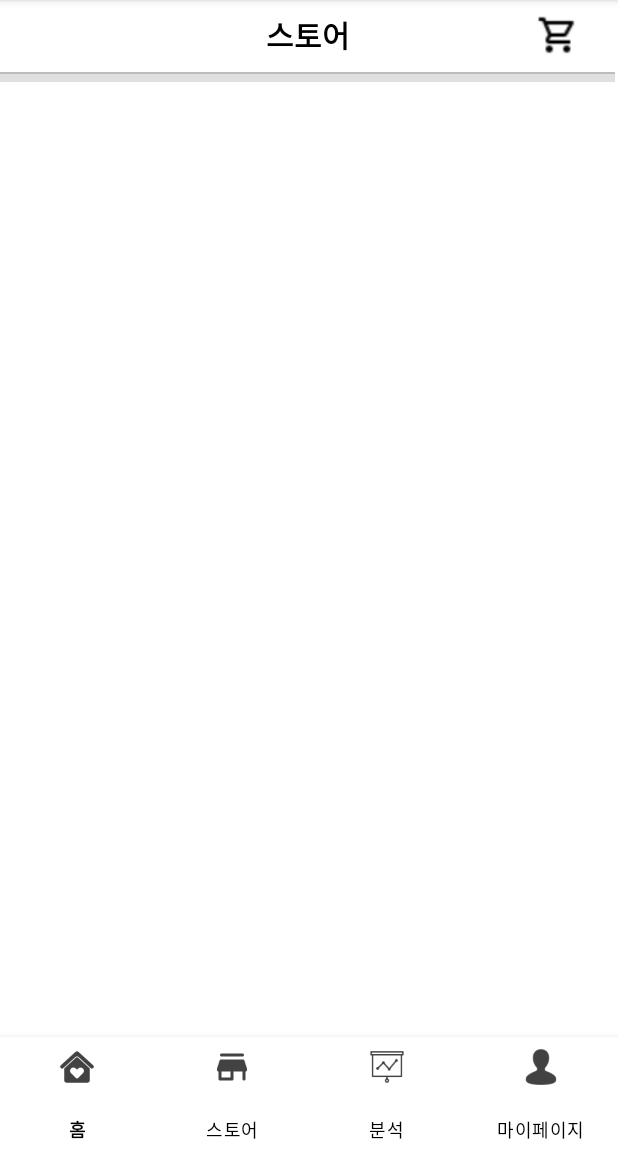
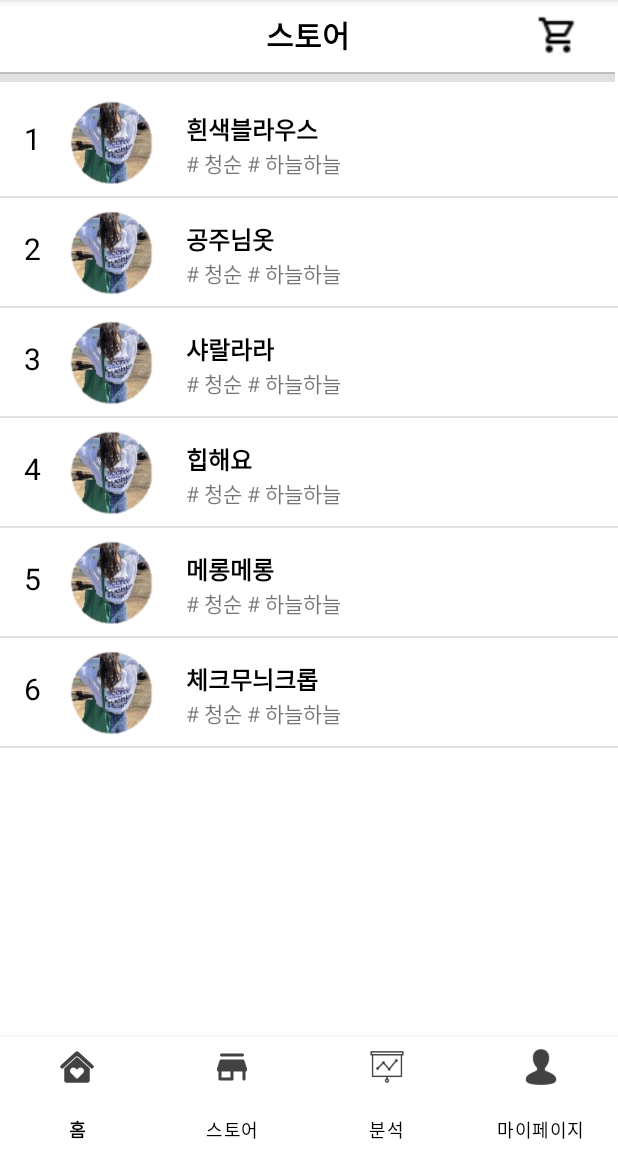
Before and after one commit to ClosetProject/ClosetProject, an Android app: the fragment storePage placed in its activity, on a phone screen of 412 x 824 dp, the part 84-1236 px from its top. Run offline under Robolectric (Android 15) with nearby library versions, the phone set to English and light mode, and no system bars.

Commit message:
mypage, mainpage, storpage 레이아웃 완료

```diff
--- /dev/null
+++ b/app/src/main/java/com/example/closetproject/Adapter/mainCA.java
@@ -0,0 +1,57 @@
+package com.example.closetproject.Adapter;
+
+import android.content.Context;
+import android.view.LayoutInflater;
+import android.view.View;
+import android.view.ViewGroup;
+import android.widget.BaseAdapter;
+import android.widget.ImageView;
+import android.widget.TextView;
+
+import com.example.closetproject.DTO.mainVO;
+import com.example.closetproject.R;
+
+import java.util.ArrayList;
+
+public class mainCA extends BaseAdapter {
+
+    private Context context;
+    private int layout;
+    private ArrayList<mainVO> data;
+    private LayoutInflater inflater;
+
+    public mainCA(Context context, int layout, ArrayList<mainVO> data) {
+        this.context = context;
+        this.layout = layout;
+        this.data = data;
+        inflater = (LayoutInflater) context.getSystemService(Context.LAYOUT_INFLATER_SERVICE);
+    }
+
+    @Override
+    public int getCount() {return data.size();}
+
+    @Override
+    public Object getItem(int i) {return data.get(i);}
+
+    @Override
+    public long getItemId(int i) {return i;}
+
+    @Override
+    public View getView(int i, View view, ViewGroup viewGroup) {
+
+        view = inflater.inflate(layout,null);
+        context = viewGroup.getContext();
+
+        TextView s_main_name = view.findViewById(R.id.s_main_name);
+        TextView p_main_name = view.findViewById(R.id.p_my_name);
+        TextView p_main_price = view.findViewById(R.id.p_main_price);
+        ImageView p_main_img = view.findViewById(R.id.p_main_img);
+        ImageView p_main_wish = view.findViewById(R.id.p_main_wish);
+
+        s_main_name.setText(data.get(i).getS_name());
+        //p_main_name.setText(data.get(i).getP_name());
+        p_main_img.setImageResource(data.get(i).getImg());
+
+        return view;
+    }
+}
--- /dev/null
+++ b/app/src/main/java/com/example/closetproject/Adapter/storeCA.java
@@ -0,0 +1,56 @@
+package com.example.closetproject.Adapter;
+
+import android.content.Context;
+import android.view.LayoutInflater;
+import android.view.View;
+import android.view.ViewGroup;
+import android.widget.BaseAdapter;
+import android.widget.ImageView;
+import android.widget.TextView;
+
+import com.example.closetproject.R;
+import com.example.closetproject.DTO.storeVO;
+
+import java.util.ArrayList;
+
+public class storeCA extends BaseAdapter {
+
+    private Context context;
+    private int layout;
+    private ArrayList<storeVO> data;
+    private LayoutInflater inflater;
+
+    public storeCA(Context context, int layout, ArrayList<storeVO> data) {
+        this.context = context;
+        this.layout = layout;
+        this.data = data;
+        inflater = (LayoutInflater) context.getSystemService(Context.LAYOUT_INFLATER_SERVICE);
+    }
+
+    @Override
+    public int getCount() {return data.size();}
+
+    @Override
+    public Object getItem(int i) {return data.get(i);}
+
+    @Override
+    public long getItemId(int i) {return i;}
+
+    @Override
+    public View getView(int i, View view, ViewGroup viewGroup) {
+
+        view = inflater.inflate(layout,null);
+        context = viewGroup.getContext();
+
+        TextView s_seq = view.findViewById(R.id.s_seq);
+        TextView s_store_name = view.findViewById(R.id.s_store_name);
+        TextView s_store_concept = view.findViewById(R.id.s_store_concept);
+        ImageView s_img = view.findViewById(R.id.s_img);
+
+        s_seq.setText(data.get(i).getSeq());
+        s_store_name.setText(data.get(i).getS_name());
+        s_store_concept.setText(data.get(i).getConcept());
+
+        return view;
+    }
+}
--- /dev/null
+++ b/app/src/main/java/com/example/closetproject/DTO/mainVO.java
@@ -0,0 +1,31 @@
+package com.example.closetproject.DTO;
+
+public class mainVO {
+
+    private String s_name;
+    private String p_name;
+    private int img;
+
+    public mainVO(String s_name, int img) {
+        this.s_name = s_name;
+
+        this.img = img;
+    }
+
+    public String getS_name() {
+        return s_name;
+    }
+
+    public void setS_name(String s_name) {
+        this.s_name = s_name;
+    }
+
+
+    public int getImg() {
+        return img;
+    }
+
+    public void setImg(int img) {
+        this.img = img;
+    }
+}
--- /dev/null
+++ b/app/src/main/java/com/example/closetproject/DTO/storeVO.java
@@ -0,0 +1,41 @@
+package com.example.closetproject.DTO;
+
+public class storeVO {
+
+    private String seq;
+
+    private String s_name;
+    private String concept;
+
+    public storeVO(String seq, String s_name, String concept) {
+        this.seq = seq;
+
+        this.s_name = s_name;
+        this.concept = concept;
+    }
+
+    public String getSeq() {
+        return seq;
+    }
+
+    public void setSeq(String seq) {
+        this.seq = seq;
+    }
+
+
+    public String getS_name() {
+        return s_name;
+    }
+
+    public void setS_name(String s_name) {
+        this.s_name = s_name;
+    }
+
+    public String getConcept() {
+        return concept;
+    }
+
+    public void setConcept(String concept) {
+        this.concept = concept;
+    }
+}
--- a/app/src/main/java/com/example/closetproject/Fragment/mainPage.java
+++ b/app/src/main/java/com/example/closetproject/Fragment/mainPage.java
@@ -7,60 +7,43 @@ import androidx.fragment.app.Fragment;
 import android.view.LayoutInflater;
 import android.view.View;
 import android.view.ViewGroup;
+import android.widget.GridView;
+import android.widget.ListView;
 
+import com.example.closetproject.Adapter.mainCA;
+import com.example.closetproject.Adapter.storeCA;
+import com.example.closetproject.DTO.mainVO;
+import com.example.closetproject.DTO.storeVO;
 import com.example.closetproject.R;
 
-/**
- * A simple {@link Fragment} subclass.
- * Use the {@link mainPage#newInstance} factory method to
- * create an instance of this fragment.
- */
+import java.util.ArrayList;
+
 public class mainPage extends Fragment {
 
-    // TODO: Rename parameter arguments, choose names that match
-    // the fragment initialization parameters, e.g. ARG_ITEM_NUMBER
-    private static final String ARG_PARAM1 = "param1";
-    private static final String ARG_PARAM2 = "param2";
-
-    // TODO: Rename and change types of parameters
-    private String mParam1;
-    private String mParam2;
-
-    public mainPage() {
-        // Required empty public constructor
-    }
-
-    /**
-     * Use this factory method to create a new instance of
-     * this fragment using the provided parameters.
-     *
-     * @param param1 Parameter 1.
-     * @param param2 Parameter 2.
-     * @return A new instance of fragment mainPage.
-     */
-    // TODO: Rename and change types and number of parameters
-    public static mainPage newInstance(String param1, String param2) {
-        mainPage fragment = new mainPage();
-        Bundle args = new Bundle();
-        args.putString(ARG_PARAM1, param1);
-        args.putString(ARG_PARAM2, param2);
-        fragment.setArguments(args);
-        return fragment;
-    }
-
-    @Override
-    public void onCreate(Bundle savedInstanceState) {
-        super.onCreate(savedInstanceState);
-        if (getArguments() != null) {
-            mParam1 = getArguments().getString(ARG_PARAM1);
-            mParam2 = getArguments().getString(ARG_PARAM2);
-        }
-    }
+    GridView main_grid;
+    ArrayList<mainVO> data;
+    mainCA adapter;
+    String[] s_name = {"커먼유니크", "육육걸즈", "언니날다", "블랙업", "메롱샵", "입어보고"};
+    String[] p_name = {"흰색블라우스", "공주님옷", "샤랄라라", "힙해요", "메롱메롱", "체크무늬크롭"};
+    int[] img = {R.drawable.viling, R.drawable.p_jull, R.drawable.p_lrod, R.drawable.p_mall, R.drawable.p_pani, R.drawable.p_tano};
 
     @Override
     public View onCreateView(LayoutInflater inflater, ViewGroup container,
                              Bundle savedInstanceState) {
-        // Inflate the layout for this fragment
-        return inflater.inflate(R.layout.fragment_main_page, container, false);
+        View view = this.getLayoutInflater().inflate((R.layout.fragment_main_page), null);
+
+        main_grid = view.findViewById(R.id.main_grid);
+        data = new ArrayList<mainVO>();
+
+        for (int i = 0; i<s_name.length; i++){
+            data.add(new mainVO(s_name[i], img[i]));
+        }
+
+        adapter = new mainCA(getActivity(), R.layout.frgment_main_list,data);
+
+        main_grid.setAdapter(adapter);
+
+        return view;
+
     }
 }
--- a/app/src/main/java/com/example/closetproject/Fragment/myPage.java
+++ b/app/src/main/java/com/example/closetproject/Fragment/myPage.java
@@ -28,7 +28,7 @@ public class myPage extends Fragment {
     @Override
     public View onCreateView(LayoutInflater inflater, ViewGroup container,
                              Bundle savedInstanceState) {
-        View view = inflater.inflate(R.layout.fragment_my_page, container, false);
+        View view = this.getLayoutInflater().inflate((R.layout.fragment_my_page), null);
 
         my_grid = view.findViewById(R.id.my_grid);
         data = new ArrayList<myPageVO>();
@@ -38,7 +38,7 @@ public class myPage extends Fragment {
             data.add(new myPageVO(s_name[i], p_name[i], img[i], "20,000원"));
         }
 
-        adapter = new myPageCA(getActivity().getApplicationContext(), R.layout.fragment_my_list,data);
+        adapter = new myPageCA(getActivity(), R.layout.fragment_my_list,data);
 
         my_grid.setAdapter(adapter);
 
--- a/app/src/main/java/com/example/closetproject/storePage.java
+++ b/app/src/main/java/com/example/closetproject/storePage.java
@@ -1,39 +1,49 @@
 package com.example.closetproject;
 
-import android.content.Intent;
 import android.os.Bundle;
 
 import androidx.fragment.app.Fragment;
 
-import android.util.Log;
 import android.view.LayoutInflater;
 import android.view.View;
 import android.view.ViewGroup;
 import android.widget.ImageView;
-import android.widget.TextView;
+import android.widget.ListView;
 
-import com.example.closetproject.JoinActivity;
-import com.example.closetproject.MainActivity;
-import com.example.closetproject.R;
-import com.example.closetproject.Retrofit_API.ParamsVO;
-import com.example.closetproject.Retrofit_API.RetrofitClient;
-import com.example.closetproject.Retrofit_API.RetrofitInterface;
+import com.example.closetproject.Adapter.storeCA;
+import com.example.closetproject.DTO.storeVO;
 
-import retrofit2.Call;
-import retrofit2.Callback;
-import retrofit2.Response;
+import java.util.ArrayList;
 
 public class storePage extends Fragment {
 
-    ImageView s_img, s_basket;
-    TextView s_store_name, tv_num, s_concept;
+    ImageView s_basket;
+    ListView store_list;
+    ArrayList<storeVO> data;
+    storeCA adapter;
+    String[] p_name = {"커먼유니크", "육육걸즈", "언니날다", "블랙업", "메롱샵", "입어보고"};
+    String[] s_name = {"흰색블라우스", "공주님옷", "샤랄라라", "힙해요", "메롱메롱", "체크무늬크롭"};
+    int[] img = {R.drawable.viling, R.drawable.p_jull, R.drawable.p_lrod, R.drawable.p_mall, R.drawable.p_pani, R.drawable.p_tano};
 
-    private RetrofitInterface retrofitAPI;
+    // private RetrofitInterface retrofitAPI;
 
     @Override
     public View onCreateView(LayoutInflater inflater, ViewGroup container,
                              Bundle savedInstanceState) {
-        View view = inflater.inflate(R.layout.fragment_store_page, container, false);
+        View view = this.getLayoutInflater().inflate((R.layout.fragment_store_page), null);
+
+        store_list = view.findViewById(R.id.store_list);
+        data = new ArrayList<storeVO>();
+
+        for (int i = 0; i<s_name.length; i++){
+            data.add(new storeVO((i+1)+"", s_name[i], "# 청순 # 하늘하늘"));
+        }
+
+        adapter = new storeCA(getActivity(), R.layout.fragment_store_list,data);
+
+        store_list.setAdapter(adapter);
+
+
 
 //        s_img = view.findViewById(R.id.s_img);
 //        s_basket = view.findViewById(R.id.s_basket);
@@ -41,38 +51,38 @@ public class storePage extends Fragment {
 //        tv_num = view.findViewById(R.id.tv_num);
 //        s_concept = view.findViewById(R.id.s_concept);
 
-        int img = s_img.getImageAlpha();
-        String store_name = s_store_name.getText().toString();
-        String seq = tv_num.getText().toString();
-        String concept = s_concept.getText().toString();
-
-
-        String sql = "select s_seq, s_name, s_img, s_concept from tbl_store";
-        String[] header = {"s_seq", "s_name", "s_img", "s_concept"};
-        String[] params = {String.valueOf(img), store_name, seq, concept};
-
-        ParamsVO paramsVO = new ParamsVO(sql, header, params);
-        RetrofitClient retrofitClient = RetrofitClient.getInstance();
-
-
-        if(retrofitClient != null){
-            retrofitAPI = RetrofitClient.getRetrofitAPI();
-            retrofitAPI.joinMember(paramsVO).enqueue(new Callback<String>() {
-                @Override
-                public void onResponse(Call<String> call, Response<String> response) {
-                    if(response.isSuccessful()){
-
-                    }else{
-                        Log.d("res","실패");
-                    }
-                }
-
-                @Override
-                public void onFailure(Call<String> call, Throwable t) {
-                    Log.d("res", t.getMessage());
-                }
-            });
-        }
+//        int img = s_img.getImageAlpha();
+//        String store_name = s_store_name.getText().toString();
+//        String seq = tv_num.getText().toString();
+//        String concept = s_concept.getText().toString();
+//
+//
+//        String sql = "select s_seq, s_name, s_img, s_concept from tbl_store";
+//        String[] header = {"s_seq", "s_name", "s_img", "s_concept"};
+//        String[] params = {String.valueOf(img), store_name, seq, concept};
+//
+//        ParamsVO paramsVO = new ParamsVO(sql, header, params);
+//        RetrofitClient retrofitClient = RetrofitClient.getInstance();
+//
+//
+//        if(retrofitClient != null){
+//            retrofitAPI = RetrofitClient.getRetrofitAPI();
+//            retrofitAPI.joinMember(paramsVO).enqueue(new Callback<String>() {
+//                @Override
+//                public void onResponse(Call<String> call, Response<String> response) {
+//                    if(response.isSuccessful()){
+//
+//                    }else{
+//                        Log.d("res","실패");
+//                    }
+//                }
+//
+//                @Override
+//                public void onFailure(Call<String> call, Throwable t) {
+//                    Log.d("res", t.getMessage());
+//                }
+//            });
+//        }
 
         return view;
     }
--- a/app/src/main/res/layout/fragment_my_list.xml
+++ b/app/src/main/res/layout/fragment_my_list.xml
@@ -3,7 +3,8 @@
     xmlns:app="http://schemas.android.com/apk/res-auto"
     xmlns:tools="http://schemas.android.com/tools"
     android:layout_width="wrap_content"
-    android:layout_height="wrap_content">
+    android:layout_height="wrap_content"
+    android:padding="5dp">
 
     <com.google.android.material.card.MaterialCardView
         android:id="@+id/myPage_card"
--- /dev/null
+++ b/app/src/main/res/layout/fragment_store_list.xml
@@ -0,0 +1,55 @@
+<?xml version="1.0" encoding="utf-8"?>
+<androidx.constraintlayout.widget.ConstraintLayout xmlns:android="http://schemas.android.com/apk/res/android"
+    xmlns:app="http://schemas.android.com/apk/res-auto"
+    xmlns:tools="http://schemas.android.com/tools"
+    android:layout_width="match_parent"
+    android:layout_height="wrap_content">
+
+    <ImageView
+        android:id="@+id/s_img"
+        android:layout_width="69dp"
+        android:layout_height="72dp"
+        android:layout_marginStart="12dp"
+        app:layout_constraintBottom_toBottomOf="@+id/s_seq"
+        app:layout_constraintStart_toEndOf="@+id/s_seq"
+        app:layout_constraintTop_toTopOf="parent"
+        app:layout_constraintVertical_bias="0.0"
+        app:srcCompat="@drawable/aaaa" />
+
+    <TextView
+        android:id="@+id/s_seq"
+        android:layout_width="wrap_content"
+        android:layout_height="wrap_content"
+        android:layout_marginStart="16dp"
+        android:layout_marginTop="20dp"
+        android:layout_marginEnd="24dp"
+        android:text="1"
+        android:textColor="#000000"
+        android:textSize="20sp"
+        android:textStyle="normal"
+        app:layout_constraintEnd_toStartOf="@+id/s_img"
+        app:layout_constraintStart_toStartOf="parent"
+        app:layout_constraintTop_toTopOf="parent" />
+
+    <TextView
+        android:id="@+id/s_store_name"
+        android:layout_width="wrap_content"
+        android:layout_height="wrap_content"
+        android:layout_marginStart="15dp"
+        android:layout_marginTop="15dp"
+        android:text="커먼유니크"
+        android:textColor="#000000"
+        android:textSize="16sp"
+        android:textStyle="bold"
+        app:layout_constraintStart_toEndOf="@+id/s_img"
+        app:layout_constraintTop_toTopOf="parent" />
+
+    <TextView
+        android:id="@+id/s_store_concept"
+        android:layout_width="wrap_content"
+        android:layout_height="wrap_content"
+        android:layout_marginStart="15dp"
+        android:text="# 청순 # 하늘하늘"
+        app:layout_constraintStart_toEndOf="@+id/s_img"
+        app:layout_constraintTop_toBottomOf="@+id/s_store_name" />
+</androidx.constraintlayout.widget.ConstraintLayout>
--- a/app/src/main/res/layout/fragment_store_page.xml
+++ b/app/src/main/res/layout/fragment_store_page.xml
@@ -56,8 +56,10 @@
         app:layout_constraintTop_toBottomOf="@+id/textView2" />
 
     <ListView
+        android:id="@+id/store_list"
         android:layout_width="0dp"
         android:layout_height="0dp"
+        android:paddingTop="10dp"
         app:layout_constraintBottom_toBottomOf="parent"
         app:layout_constraintEnd_toEndOf="parent"
         app:layout_constraintStart_toStartOf="parent"
```
Also changed, not shown: app/src/main/AndroidManifest.xml (+5 -5 lines), app/src/main/res/layout/fragment_main_page.xml (+8 -61 lines), app/src/main/res/layout/fragment_my_page.xml (+5 -3 lines), app/src/main/res/layout/frgment_main_list.xml (added, +63 -0 lines).
